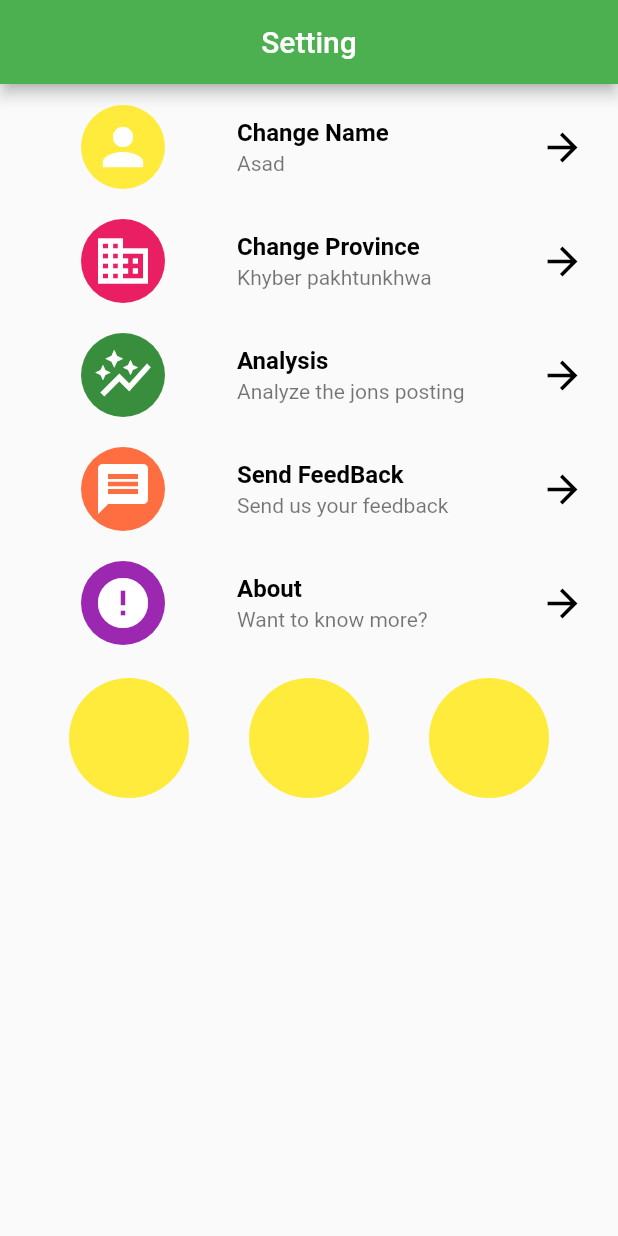
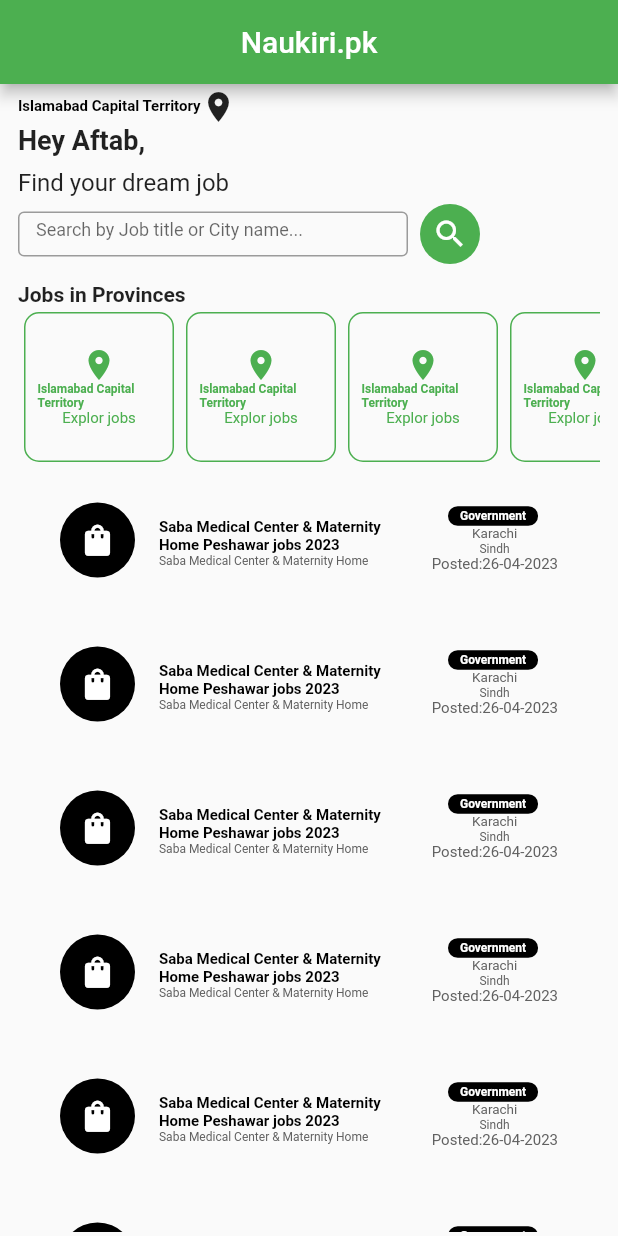
Before and after one commit to aftab998/job_finder, a Flutter app: the screen it shows after launch, on a phone screen of 412 x 824 dp. Run offline on Flutter 3.47's test engine with Material 2 defaults, Android fonts, the phone set to English and light mode, and no system bars; our stand-ins replace pie_chart.

Commit message:
update commit

```diff
--- a/lib/main.dart
+++ b/lib/main.dart
@@ -1,5 +1,5 @@
 import 'package:flutter/material.dart';
-import 'package:jobs/screens/setting/setting.dart';
+import 'package:jobs/screens/main/screen.dart';
 
 void main() {
   runApp(const MyApp());
@@ -16,7 +16,7 @@
       theme: ThemeData(
         primarySwatch: Colors.green,
       ),
-      home:  setting(),
+      home:  screen(),
     );
   }
 }
--- /dev/null
+++ b/lib/screens/main/screen.dart
@@ -0,0 +1,444 @@
+import 'package:flutter/material.dart';
+
+class screen extends StatefulWidget {
+  const screen({Key? key}) : super(key: key);
+
+  @override
+  State<screen> createState() => _screenState();
+}
+
+class _screenState extends State<screen> {
+  @override
+  Widget build(BuildContext context) {
+    return  Scaffold(
+      appBar: AppBar(
+        title: const Text("Naukiri.pk"),
+        centerTitle: true,
+      ),
+      body: SafeArea(
+        child: Padding(
+          padding: const EdgeInsets.symmetric(horizontal: 12.0, vertical: 3),
+          child: SingleChildScrollView(
+            child: Column(
+              mainAxisAlignment: MainAxisAlignment.start,
+              crossAxisAlignment: CrossAxisAlignment.start,
+              children: [
+                Row(
+                  children: [
+                    Text("Islamabad Capital Territory", style: TextStyle(color: Colors.black, fontSize: 10,fontWeight: FontWeight.bold),),
+                    Icon(Icons.location_on,)
+                  ],
+                ),
+                Text("Hey Aftab,",style: TextStyle(fontWeight: FontWeight.bold, fontSize: 18),),
+                Padding(
+                  padding: const EdgeInsets.only(top: 8.0,bottom: 5),
+                  child: Text("Find your dream job",style: TextStyle(fontSize: 16),),
+                ),
+
+                Row(
+                  children: [
+                   Container(
+                     width: 260,
+                     height: 30,
+
+                     child: TextFormField(
+
+                       decoration: InputDecoration(
+                        hintText: "Search by Job title or City name... ",
+                         hintStyle: TextStyle(fontSize: 12),
+                         border: OutlineInputBorder(),
+
+                       ),
+
+
+                     ),
+                   ),
+                    Padding(
+                      padding: const EdgeInsets.symmetric(horizontal: 8.0),
+                      child: Container(
+                        height: 40,
+                        width: 40,
+                        decoration: BoxDecoration(
+                          shape: BoxShape.circle,
+                          color: Colors.green,
+                        ),
+                        child: Icon(Icons.search, color: Colors.white,),
+                      ),
+                    ),
+                  ],
+                ),
+
+
+                Padding(
+                  padding: const EdgeInsets.only(top: 12.0),
+                  child: Text("Jobs in Provinces", style: TextStyle(fontWeight: FontWeight.bold),),
+                ),
+                SingleChildScrollView(
+                  scrollDirection: Axis.horizontal,
+                  child: Row(
+                    mainAxisAlignment: MainAxisAlignment.spaceEvenly,
+                    children: [
+                      Padding(
+                        padding: const EdgeInsets.all(4.0),
+                        child: Container(
+                          padding: EdgeInsets.all(8),
+                          width: 100,
+                          height: 100,
+                          decoration: BoxDecoration(
+                            border: Border.all(color: Colors.green),
+                            borderRadius: BorderRadius.circular(10)
+                          ),
+                          child: Column(
+                            mainAxisAlignment: MainAxisAlignment.center,
+                            crossAxisAlignment: CrossAxisAlignment.center,
+                            children: const [
+                              Icon(Icons.location_on, color: Colors.green,),
+                              Text("Islamabad Capital Territory",style: TextStyle(fontSize: 8, fontWeight: FontWeight.bold,color: Colors.green),),
+                              Text("Explor jobs",style: TextStyle(fontSize: 10, color: Colors.green ),)
+
+
+                            ],
+                          ),
+                        ),
+                      ),
+                      Padding(
+                        padding: const EdgeInsets.all(4.0),
+                        child: Container(
+                          padding: EdgeInsets.all(8),
+                          width: 100,
+                          height: 100,
+                          decoration: BoxDecoration(
+                              border: Border.all(color: Colors.green),
+                              borderRadius: BorderRadius.circular(10)
+                          ),
+                          child: Column(
+                            mainAxisAlignment: MainAxisAlignment.center,
+                            crossAxisAlignment: CrossAxisAlignment.center,
+                            children: const [
+                              Icon(Icons.location_on, color: Colors.green,),
+                              Text("Islamabad Capital Territory",style: TextStyle(fontSize: 8, fontWeight: FontWeight.bold,color: Colors.green),),
+                              Text("Explor jobs",style: TextStyle(fontSize: 10, color: Colors.green ),)
+
+
+                            ],
+                          ),
+                        ),
+                      ),
+                      Padding(
+                        padding: const EdgeInsets.all(4.0),
+                        child: Container(
+                          padding: EdgeInsets.all(8),
+                          width: 100,
+                          height: 100,
+                          decoration: BoxDecoration(
+                              border: Border.all(color: Colors.green),
+                              borderRadius: BorderRadius.circular(10)
+                          ),
+                          child: Column(
+                            mainAxisAlignment: MainAxisAlignment.center,
+                            crossAxisAlignment: CrossAxisAlignment.center,
+                            children: const [
+                              Icon(Icons.location_on, color: Colors.green,),
+                              Text("Islamabad Capital Territory",style: TextStyle(fontSize: 8, fontWeight: FontWeight.bold,color: Colors.green),),
+                              Text("Explor jobs",style: TextStyle(fontSize: 10, color: Colors.green ),)
+
+
+                            ],
+                          ),
+                        ),
+                      ),
+                      Padding(
+                        padding: const EdgeInsets.all(4.0),
+                        child: Container(
+                          padding: EdgeInsets.all(8),
+                          width: 100,
+                          height: 100,
+                          decoration: BoxDecoration(
+                              border: Border.all(color: Colors.green),
+                              borderRadius: BorderRadius.circular(10)
+                          ),
+                          child: Column(
+                            mainAxisAlignment: MainAxisAlignment.center,
+                            crossAxisAlignment: CrossAxisAlignment.center,
+                            children: const [
+                              Icon(Icons.location_on, color: Colors.green,),
+                              Text("Islamabad Capital Territory",style: TextStyle(fontSize: 8, fontWeight: FontWeight.bold,color: Colors.green),),
+                              Text("Explor jobs",style: TextStyle(fontSize: 10, color: Colors.green ),)
+
+
+                            ],
+                          ),
+                        ),
+                      ),
+                      Padding(
+                        padding: const EdgeInsets.all(4.0),
+                        child: Container(
+                          padding: EdgeInsets.all(8),
+                          width: 100,
+                          height: 100,
+                          decoration: BoxDecoration(
+                              border: Border.all(color: Colors.green),
+                              borderRadius: BorderRadius.circular(10)
+                          ),
+                          child: Column(
+                            mainAxisAlignment: MainAxisAlignment.center,
+                            crossAxisAlignment: CrossAxisAlignment.center,
+                            children: const [
+                              Icon(Icons.location_on, color: Colors.green,),
+                              Text("Islamabad Capital Territory",style: TextStyle(fontSize: 8, fontWeight: FontWeight.bold,color: Colors.green),),
+                              Text("Explor jobs",style: TextStyle(fontSize: 10, color: Colors.green ),)
+
+
+                            ],
+                          ),
+                        ),
+                      ),
+                      Padding(
+                        padding: const EdgeInsets.all(4.0),
+                        child: Container(
+                          padding: EdgeInsets.all(8),
+                          width: 100,
+                          height: 100,
+                          decoration: BoxDecoration(
+                              border: Border.all(color: Colors.green),
+                              borderRadius: BorderRadius.circular(10)
+                          ),
+                          child: Column(
+                            mainAxisAlignment: MainAxisAlignment.center,
+                            crossAxisAlignment: CrossAxisAlignment.center,
+                            children: const [
+                              Icon(Icons.location_on, color: Colors.green,),
+                              Text("Islamabad Capital Territory",style: TextStyle(fontSize: 8, fontWeight: FontWeight.bold,color: Colors.green),),
+                              Text("Explor jobs",style: TextStyle(fontSize: 10, color: Colors.green ),)
+
+
+                            ],
+                          ),
+                        ),
+                      ),
+
+                    ],
+                  ),
+                ),
+
+                Column(
+                  children: [
+                    Padding(
+                      padding: const EdgeInsets.all(12.0),
+                      child: ListTile(
+
+                        leading: Container(
+                          width: 50,
+                          height: 50,
+                          decoration: BoxDecoration(
+                              shape: BoxShape.circle,
+                              color: Colors.black
+                          ),
+                          child: Icon(Icons.shopping_bag_rounded, color: Colors.white,size: 25,),
+                        ),
+                        title: Text("Saba Medical Center & Maternity Home Peshawar jobs 2023",style: TextStyle(color:Colors.black,fontSize: 10,fontWeight: FontWeight.bold),),
+                        subtitle: Text("Saba Medical Center & Maternity Home",style: TextStyle(fontSize: 8,color: Colors.grey.shade700),),
+                        trailing: Column(
+                          mainAxisAlignment: MainAxisAlignment.center,
+                          children: [
+                            Container(
+
+                              decoration: BoxDecoration(color: Colors.black,borderRadius: BorderRadius.circular(8)),
+                              child: Padding(
+                                padding: const EdgeInsets.only(left: 8.0,right: 8.0,top: 2.0,bottom: 2.0),
+                                child: Text("Government",style: TextStyle(fontSize: 8,fontWeight: FontWeight.bold,color: Colors.white),),
+                              ),
+
+                            ),
+                            Text(" Karachi",style: TextStyle(fontSize: 9,color: Colors.grey.shade700)),
+                            Text(" Sindh",style: TextStyle(fontSize: 8,color: Colors.grey.shade700)),
+                            Text(" Posted:26-04-2023",style: TextStyle(fontSize: 10,color: Colors.grey.shade700)),
+                          ],
+                        ),
+                      ),
+                    ),
+                    Padding(
+                      padding: const EdgeInsets.all(12.0),
+                      child: ListTile(
+
+                        leading: Container(
+                          width: 50,
+                          height: 50,
+                          decoration: BoxDecoration(
+                              shape: BoxShape.circle,
+                              color: Colors.black
+                          ),
+                          child: Icon(Icons.shopping_bag_rounded, color: Colors.white,size: 25,),
+                        ),
+                        title: Text("Saba Medical Center & Maternity Home Peshawar jobs 2023",style: TextStyle(color:Colors.black,fontSize: 10,fontWeight: FontWeight.bold),),
+                        subtitle: Text("Saba Medical Center & Maternity Home",style: TextStyle(fontSize: 8,color: Colors.grey.shade700),),
+                        trailing: Column(
+                          mainAxisAlignment: MainAxisAlignment.center,
+                          children: [
+                            Container(
+
+                              decoration: BoxDecoration(color: Colors.black,borderRadius: BorderRadius.circular(8)),
+                              child: Padding(
+                                padding: const EdgeInsets.only(left: 8.0,right: 8.0,top: 2.0,bottom: 2.0),
+                                child: Text("Government",style: TextStyle(fontSize: 8,fontWeight: FontWeight.bold,color: Colors.white),),
+                              ),
+
+                            ),
+                            Text(" Karachi",style: TextStyle(fontSize: 9,color: Colors.grey.shade700)),
+                            Text(" Sindh",style: TextStyle(fontSize: 8,color: Colors.grey.shade700)),
+                            Text(" Posted:26-04-2023",style: TextStyle(fontSize: 10,color: Colors.grey.shade700)),
+                          ],
+                        ),
+                      ),
+                    ),
+                    Padding(
+                      padding: const EdgeInsets.all(12.0),
+                      child: ListTile(
+
+                        leading: Container(
+                          width: 50,
+                          height: 50,
+                          decoration: BoxDecoration(
+                              shape: BoxShape.circle,
+                              color: Colors.black
+                          ),
+                          child: Icon(Icons.shopping_bag_rounded, color: Colors.white,size: 25,),
+                        ),
+                        title: Text("Saba Medical Center & Maternity Home Peshawar jobs 2023",style: TextStyle(color:Colors.black,fontSize: 10,fontWeight: FontWeight.bold),),
+                        subtitle: Text("Saba Medical Center & Maternity Home",style: TextStyle(fontSize: 8,color: Colors.grey.shade700),),
+                        trailing: Column(
+                          mainAxisAlignment: MainAxisAlignment.center,
+                          children: [
+                            Container(
+
+                              decoration: BoxDecoration(color: Colors.black,borderRadius: BorderRadius.circular(8)),
+                              child: Padding(
+                                padding: const EdgeInsets.only(left: 8.0,right: 8.0,top: 2.0,bottom: 2.0),
+                                child: Text("Government",style: TextStyle(fontSize: 8,fontWeight: FontWeight.bold,color: Colors.white),),
+                              ),
+
+                            ),
+                            Text(" Karachi",style: TextStyle(fontSize: 9,color: Colors.grey.shade700)),
+                            Text(" Sindh",style: TextStyle(fontSize: 8,color: Colors.grey.shade700)),
+                            Text(" Posted:26-04-2023",style: TextStyle(fontSize: 10,color: Colors.grey.shade700)),
+                          ],
+                        ),
+                      ),
+                    ),
+                    Padding(
+                      padding: const EdgeInsets.all(12.0),
+                      child: ListTile(
+
+                        leading: Container(
+                          width: 50,
+                          height: 50,
+                          decoration: BoxDecoration(
+                              shape: BoxShape.circle,
+                              color: Colors.black
+                          ),
+                          child: Icon(Icons.shopping_bag_rounded, color: Colors.white,size: 25,),
+                        ),
+                        title: Text("Saba Medical Center & Maternity Home Peshawar jobs 2023",style: TextStyle(color:Colors.black,fontSize: 10,fontWeight: FontWeight.bold),),
+                        subtitle: Text("Saba Medical Center & Maternity Home",style: TextStyle(fontSize: 8,color: Colors.grey.shade700),),
+                        trailing: Column(
+                          mainAxisAlignment: MainAxisAlignment.center,
+                          children: [
+                            Container(
+
+                              decoration: BoxDecoration(color: Colors.black,borderRadius: BorderRadius.circular(8)),
+                              child: Padding(
+                                padding: const EdgeInsets.only(left: 8.0,right: 8.0,top: 2.0,bottom: 2.0),
+                                child: Text("Government",style: TextStyle(fontSize: 8,fontWeight: FontWeight.bold,color: Colors.white),),
+                              ),
+
+                            ),
+                            Text(" Karachi",style: TextStyle(fontSize: 9,color: Colors.grey.shade700)),
+                            Text(" Sindh",style: TextStyle(fontSize: 8,color: Colors.grey.shade700)),
+                            Text(" Posted:26-04-2023",style: TextStyle(fontSize: 10,color: Colors.grey.shade700)),
+                          ],
+                        ),
+                      ),
+                    ),
+                    Padding(
+                      padding: const EdgeInsets.all(12.0),
+                      child: ListTile(
+
+                        leading: Container(
+                          width: 50,
+                          height: 50,
+                          decoration: BoxDecoration(
+                              shape: BoxShape.circle,
+                              color: Colors.black
+                          ),
+                          child: Icon(Icons.shopping_bag_rounded, color: Colors.white,size: 25,),
+                        ),
+                        title: Text("Saba Medical Center & Maternity Home Peshawar jobs 2023",style: TextStyle(color:Colors.black,fontSize: 10,fontWeight: FontWeight.bold),),
+                        subtitle: Text("Saba Medical Center & Maternity Home",style: TextStyle(fontSize: 8,color: Colors.grey.shade700),),
+                        trailing: Column(
+                          mainAxisAlignment: MainAxisAlignment.center,
+                          children: [
+                            Container(
+
+                              decoration: BoxDecoration(color: Colors.black,borderRadius: BorderRadius.circular(8)),
+                              child: Padding(
+                                padding: const EdgeInsets.only(left: 8.0,right: 8.0,top: 2.0,bottom: 2.0),
+                                child: Text("Government",style: TextStyle(fontSize: 8,fontWeight: FontWeight.bold,color: Colors.white),),
+                              ),
+
+                            ),
+                            Text(" Karachi",style: TextStyle(fontSize: 9,color: Colors.grey.shade700)),
+                            Text(" Sindh",style: TextStyle(fontSize: 8,color: Colors.grey.shade700)),
+                            Text(" Posted:26-04-2023",style: TextStyle(fontSize: 10,color: Colors.grey.shade700)),
+                          ],
+                        ),
+                      ),
+                    ),
+                    Padding(
+                      padding: const EdgeInsets.all(12.0),
+                      child: ListTile(
+
+                        leading: Container(
+                          width: 50,
+                          height: 50,
+                          decoration: BoxDecoration(
+                              shape: BoxShape.circle,
+                              color: Colors.black
+                          ),
+                          child: Icon(Icons.shopping_bag_rounded, color: Colors.white,size: 25,),
+                        ),
+                        title: Text("Saba Medical Center & Maternity Home Peshawar jobs 2023",style: TextStyle(color:Colors.black,fontSize: 10,fontWeight: FontWeight.bold),),
+                        subtitle: Text("Saba Medical Center & Maternity Home",style: TextStyle(fontSize: 8,color: Colors.grey.shade700),),
+                        trailing: Column(
+                          mainAxisAlignment: MainAxisAlignment.center,
+                          children: [
+                            Container(
+
+                              decoration: BoxDecoration(color: Colors.black,borderRadius: BorderRadius.circular(8)),
+                              child: Padding(
+                                padding: const EdgeInsets.only(left: 8.0,right: 8.0,top: 2.0,bottom: 2.0),
+                                child: Text("Government",style: TextStyle(fontSize: 8,fontWeight: FontWeight.bold,color: Colors.white),),
+                              ),
+
+                            ),
+                            Text(" Karachi",style: TextStyle(fontSize: 9,color: Colors.grey.shade700)),
+                            Text(" Sindh",style: TextStyle(fontSize: 8,color: Colors.grey.shade700)),
+                            Text(" Posted:26-04-2023",style: TextStyle(fontSize: 10,color: Colors.grey.shade700)),
+                          ],
+                        ),
+                      ),
+                    ),
+
+
+                  ],
+                )
+
+              ],
+            ),
+          ),
+        ),
+      ),
+
+
+    );
+  }
+}
```
